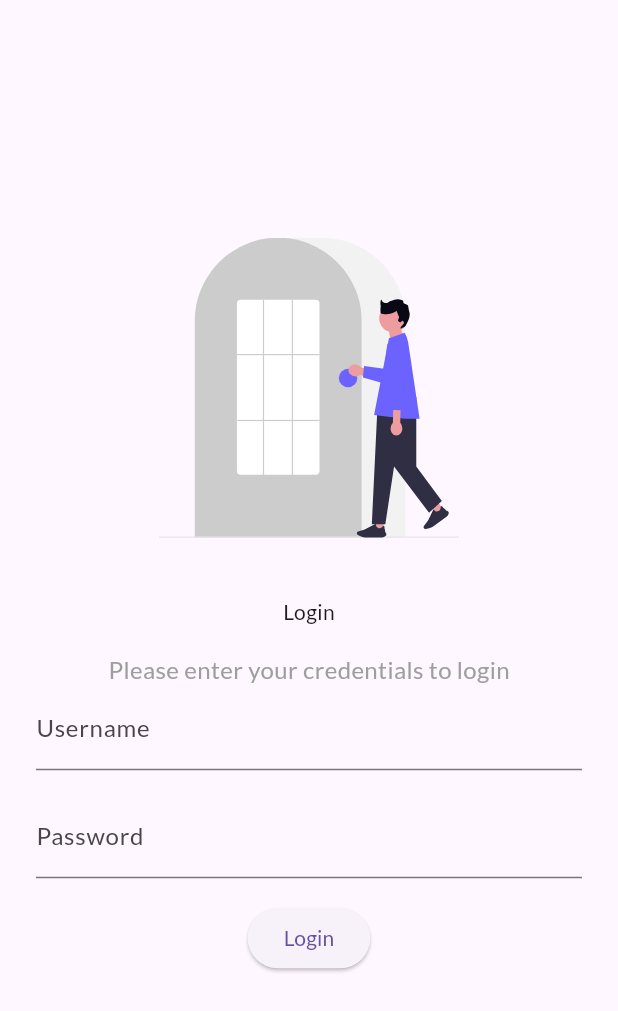
After one commit to subratkumarsls/IOT, a Flutter app: the screen it shows after launch, on a phone screen of 412 x 824 dp. The commit adds this screen. Shown: the top 1011 px of the screen. Run offline on Flutter 3.47's test engine with Material 3 defaults, Android fonts, the phone set to English and light mode, and no system bars; our stand-ins replace flutter_svg, google_fonts.

Commit message:
made login page

```diff
--- a/lib/main.dart
+++ b/lib/main.dart
@@ -1,6 +1,8 @@
 import 'package:flutter/material.dart';
-import 'homepage.dart';
+import 'pages/homepage.dart';
+import 'pages/login.dart';
 
+import 'package:google_fonts/google_fonts.dart';
 void main() {
   runApp(const MyApp());
 }
@@ -9,6 +11,17 @@ class MyApp extends StatelessWidget {
   const MyApp({super.key});
   @override
   Widget build(BuildContext context) {
-    return MaterialApp(home: Homepage());
+    return MaterialApp(
+      theme: ThemeData(
+        primarySwatch: Colors.blue,
+        fontFamily: GoogleFonts.lato().fontFamily,
+      ),
+      initialRoute: "/",
+      routes: {
+        "/Home": (context) => const Homepage(),
+        "/": (context) => Login(),
+      },
+      debugShowCheckedModeBanner: false,
+    );
   }
 }
--- /dev/null
+++ b/lib/pages/login.dart
@@ -0,0 +1,65 @@
+import 'package:flutter/material.dart';
+import 'package:flutter_svg/flutter_svg.dart';
+
+class Login extends StatelessWidget {
+  const Login({super.key});
+
+  @override
+  Widget build(BuildContext context) {
+    return Material(
+      child: Center(
+        child: Column(
+          mainAxisSize: MainAxisSize.min,
+          children: [
+            SvgPicture.asset(
+              'assets/images/undraw_login_weas.svg',
+              width: 200,
+              height: 200,
+              fit: BoxFit.cover,
+            ),
+            const SizedBox(height: 24),
+            Padding(
+              padding: const EdgeInsets.symmetric(vertical: 16, horizontal: 24),
+              child: Column(
+                children: [
+                  Text(
+                    "Login",
+                  ),
+                  const SizedBox(height: 16),
+                  const Text(
+                    "Please enter your credentials to login",
+                    style: TextStyle(
+                      fontSize: 16,
+                      color: Colors.grey,
+                    ),
+                  ),
+                  TextFormField(
+                    decoration: const InputDecoration(
+                      labelText: "Username",
+                      hintText: "Enter your username",
+                    ),
+                  ),
+                  const SizedBox(height: 16),
+                  TextFormField(
+                    obscureText: true,
+                    decoration: const InputDecoration(
+                      labelText: "Password",
+                      hintText: "Enter your password",
+                    ),
+                  ),
+                  SizedBox(height:16),
+                  ElevatedButton(
+                    onPressed: () {
+                      Navigator.pushNamed(context, "/Home");
+                    },
+                    child: const Text("Login"),
+                  )
+                ],
+              ),
+            )
+          ],
+        ),
+      ),
+    );
+  }
+}
```
Also changed, not shown: pubspec.yaml (+6 -4 lines), assets/images/undraw_login_weas.svg (added), lib/pages/homepage.dart (renamed from lib/homepage.dart), pubspec.lock, 1 other file.
